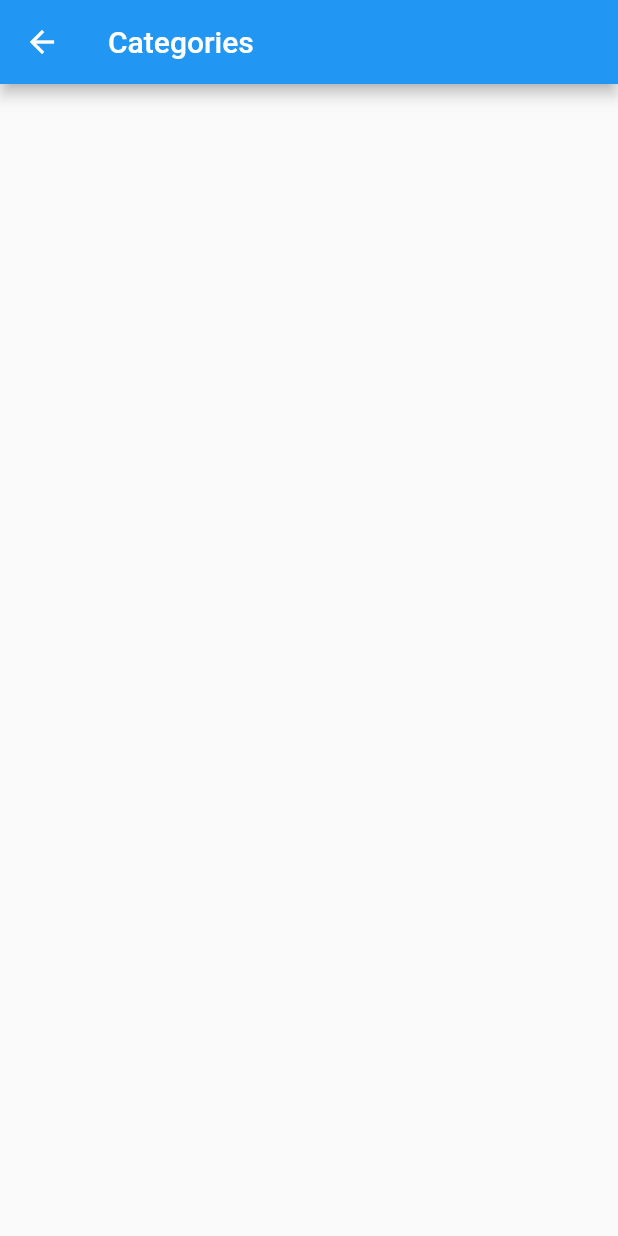
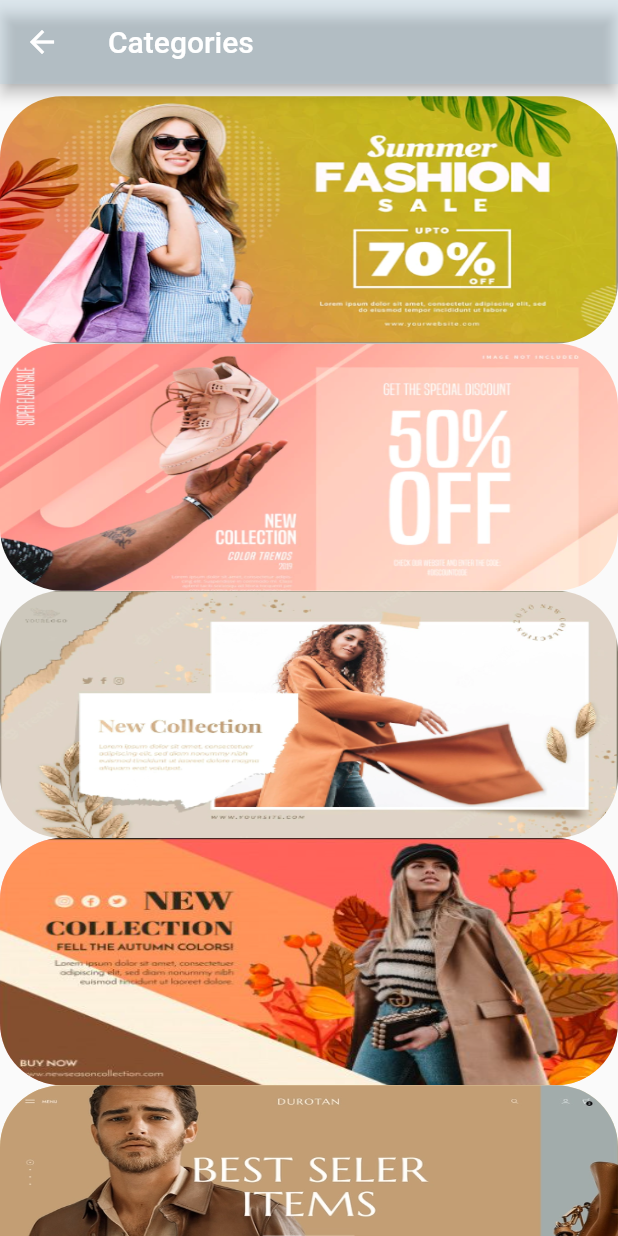
Before and after one commit to siddhishah109/Anubhav-Flutter, a Flutter app: the Categories screen opened directly, on a phone screen of 412 x 824 dp. Run offline on Flutter 3.47's test engine with Material 2 defaults, Android fonts, the phone set to English and light mode, and no system bars; our stand-ins replace carousel_slider; network calls fail.

Commit message:
categories page

```diff
--- a/lib/Pages/categoriespage.dart
+++ b/lib/Pages/categoriespage.dart
@@ -8,13 +8,72 @@ class Categories extends StatelessWidget {
 
   @override
   Widget build(BuildContext context) {
+    double h = MediaQuery.of(context).size.height;
+    double w = MediaQuery.of(context).size.width;
     return Scaffold(
       appBar: AppBar(
-        title: Text("Categories"),
+        leading: IconButton(
+            onPressed: (() {
+              Navigator.pop(context);
+            }),
+            icon: const Icon(Icons.arrow_back)),
+        title: const Text(
+          'Categories',
+          textAlign: TextAlign.center,
+        ),
+        backgroundColor: const Color.fromARGB(78, 172, 206, 226),
       ),
       body: Container(
-        child: Stack(children: []),
-      ),
+          child: SingleChildScrollView(
+        child: Column(children: [
+          SizedBox(
+            height: h * 0.01,
+          ),
+          Container(
+            height: h * 0.2,
+            width: w,
+            decoration: BoxDecoration(
+                borderRadius: BorderRadius.circular(h * 0.05),
+                image: DecorationImage(
+                    image: AssetImage('img/cat1.PNG'), fit: BoxFit.fill)),
+          ),
+          Container(
+            height: h * 0.2,
+            width: w,
+            decoration: BoxDecoration(
+                borderRadius: BorderRadius.circular(h * 0.05),
+                image: DecorationImage(
+                    image: AssetImage('img/cat2.PNG'), fit: BoxFit.fill)),
+          ),
+          Container(
+            height: h * 0.2,
+            width: w,
+            decoration: BoxDecoration(
+                borderRadius: BorderRadius.circular(h * 0.05),
+                image: DecorationImage(
+                    image: AssetImage('img/cat5.png'), fit: BoxFit.fill)),
+          ),
+          Container(
+            height: h * 0.2,
+            width: w,
+            decoration: BoxDecoration(
+                color: Color.fromARGB(255, 253, 182, 182),
+                borderRadius: BorderRadius.circular(h * 0.05),
+                image: DecorationImage(
+                    image: AssetImage('img/cat4.png'), fit: BoxFit.fill)),
+          ),
+          Container(
+            height: h * 0.2,
+            width: w,
+            decoration: BoxDecoration(
+              color: Color.fromARGB(255, 241, 225, 174),
+              borderRadius: BorderRadius.circular(h * 0.05),
+              image: DecorationImage(
+                  image: AssetImage('img/cat3.png'), fit: BoxFit.fill),
+            ),
+          ),
+        ]),
+      )),
     );
   }
 }
--- a/lib/main.dart
+++ b/lib/main.dart
@@ -1,3 +1,4 @@
+import 'package:ecommerce/Pages/categoriespage.dart';
 import 'package:ecommerce/Pages/homepage.dart';
 import 'package:flutter/material.dart';
 
--- a/pubspec.yaml
+++ b/pubspec.yaml
@@ -61,8 +61,8 @@ flutter:
   uses-material-design: true
 
   # To add assets to your application, add an assets section, like this:
-  # assets:
-  #   - images/a_dot_burr.jpeg
+  assets:
+    - img/
   #   - images/a_dot_ham.jpeg
 
   # An image asset can refer to one or more resolution-specific "variants", see
```
Also changed, not shown: lib/Pages/homepage.dart (+50 -16 lines), img/cat1.PNG (added), img/cat2.PNG (added), img/cat3.png (added), img/cat4.png (added), img/cat5.png (added).
